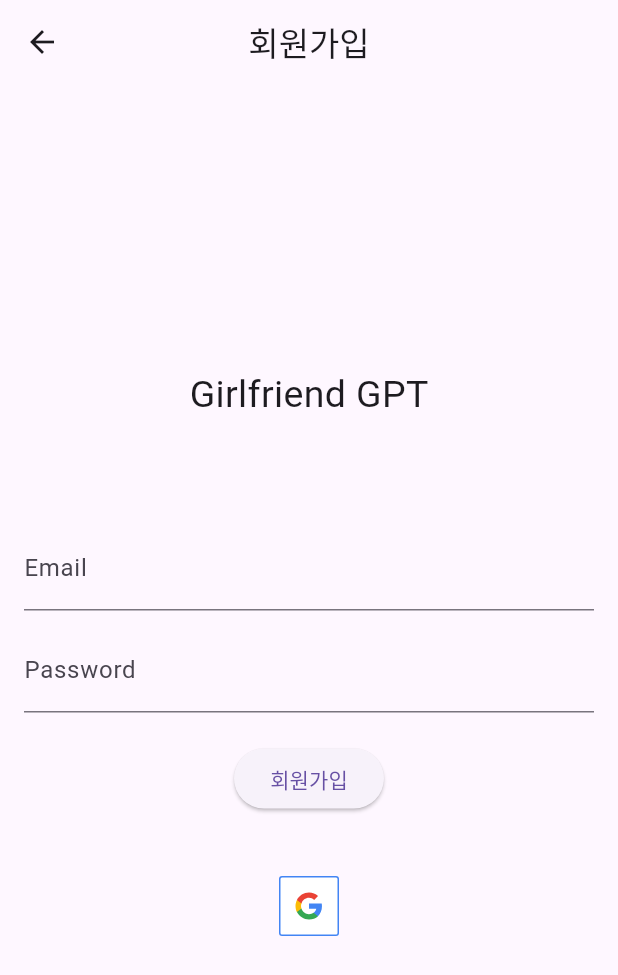
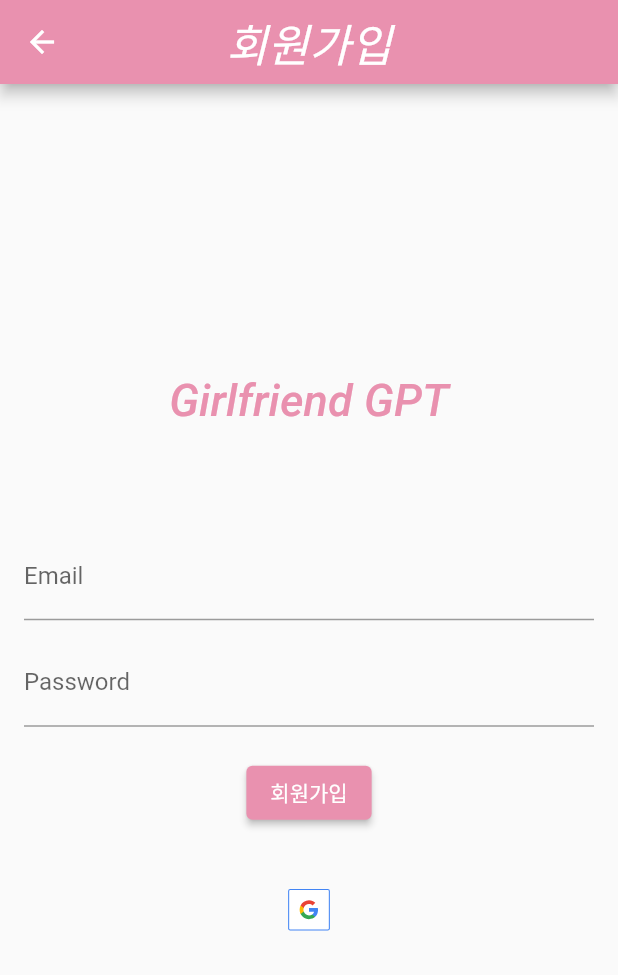
Before and after one commit to goldsergeant/girlfriend_gpt-by-flutter, a Flutter app: the screen it shows after launch, after a tap on "로그인", after a tap on "회원가입", on a phone screen of 412 x 824 dp. Shown: the top 975 px of the screen. Run offline on Flutter 3.47's test engine with Material 2 defaults, Android fonts, the light colour scheme and no system bars; our stand-ins replace email_validator, firebase_auth, firebase_core, flutter_secure_storage, flutter_svg, google_sign_in and 1 more; accounts and stored records are empty.

Commit message:
feat: change style of title text

```diff
--- a/lib/main.dart
+++ b/lib/main.dart
@@ -22,18 +22,25 @@
     FirebaseService.signIn(email, password);
   }
 // Ideal time to initialize
-  runApp(const MyApp());
+  runApp(MyApp());
 }
 
 class MyApp extends StatelessWidget {
-  const MyApp({super.key});
+  final Color mainColor = Color.fromARGB(255, 233, 145, 175);
+  MyApp({super.key});
   @override
   Widget build(BuildContext context) {
     return MaterialApp(
       title: 'Flutter Demo',
       theme: ThemeData(
-        primaryColor: Colors.pinkAccent,
-        useMaterial3: true,
+        colorScheme: ColorScheme.fromSwatch().copyWith(
+          primary: mainColor,
+        ),
+        textTheme: TextTheme(
+          // displayLarge: TextStyle(fontSize: 72, fontWeight: FontWeight.bold),
+          titleLarge: TextStyle(
+              fontSize: 30, fontStyle: FontStyle.italic, color: mainColor),
+        ),
       ),
       home: const LandingPage(),
     );
--- a/lib/page/login.dart
+++ b/lib/page/login.dart
@@ -52,7 +52,7 @@
           children: <Widget>[
             Text(
               'Girlfriend GPT',
-              style: TextStyle(fontSize: 25.0),
+              style: Theme.of(context).textTheme.titleLarge,
             ),
             SizedBox(
               height: 70.0,
@@ -128,6 +128,9 @@
             IconButton(
                 icon: SvgPicture.asset(
                   GOOGLE_IMAGE_PATH,
+                  height: 24,
+                  width: 24,
+                  fit: BoxFit.scaleDown,
                 ),
                 onPressed: () async {
                   await FirebaseService.googleAuthSignIn();
--- a/lib/page/signup.dart
+++ b/lib/page/signup.dart
@@ -46,7 +46,7 @@
           children: <Widget>[
             Text(
               'Girlfriend GPT',
-              style: TextStyle(fontSize: 25.0),
+              style: Theme.of(context).textTheme.titleLarge,
             ),
             SizedBox(
               height: 70.0,
```
